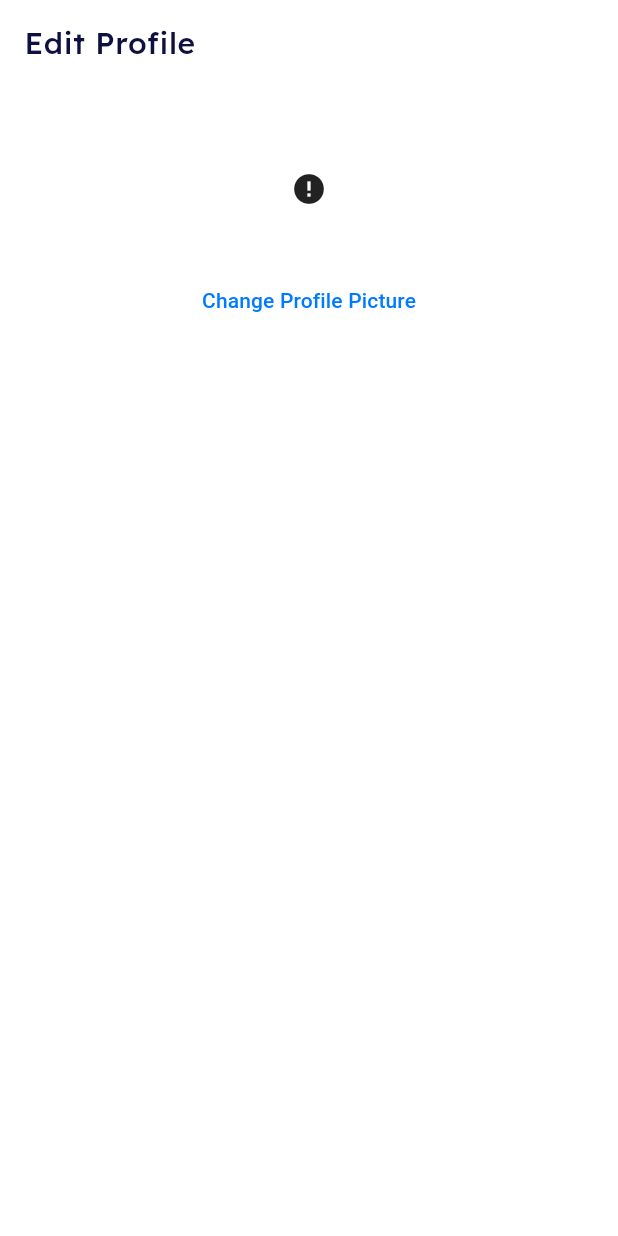
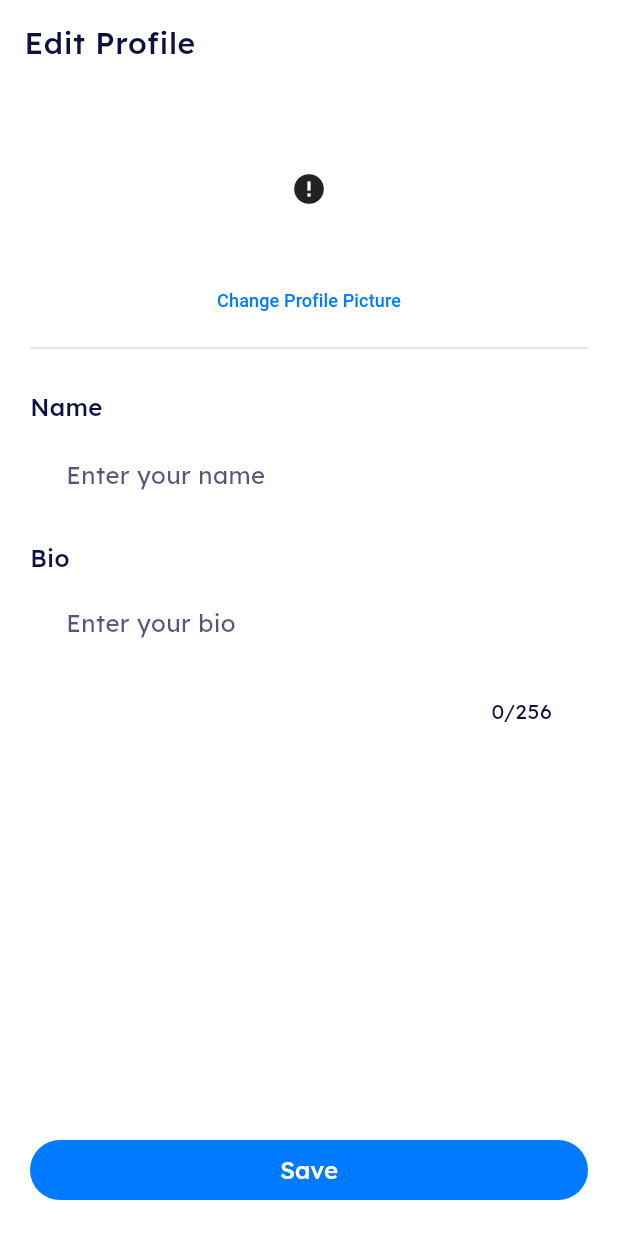
Before and after one commit to esam12/Social-Network-App, a Flutter app: the EditProfilePage screen opened by its route, on a phone screen of 412 x 824 dp. Run offline on Flutter 3.47's test engine with Material 3 defaults, Android fonts, the phone set to English and light mode, and no system bars; drawn by our look-alikes of cached_network_image; our stand-ins replace dio, equatable, firebase_auth, firebase_core, flutter_bloc, flutter_svg and 6 more; accounts and stored records are empty; network calls fail.

Commit message:
feat: implement user profile editing functionality
- Added updateUser method to UserRemoteDatasource
- Implemented updateUser in UserRepository
- Added UpdateUserEvent and handler in UserBloc
- Created DefaultTextFormField widget
- Enhanced EditProfilePage with form fields and save functionality
- Added toJson and copyWith methods to UserEntity
- Updated API base URL

```diff
--- a/lib/core/api/api_config.dart
+++ b/lib/core/api/api_config.dart
@@ -1,3 +1,3 @@
 class ApiConfig {
-  static const String baseUrl = 'http://192.168.1.179:3000/api/v1';
+  static const String baseUrl = 'http://192.168.1.108:3000/api/v1';
 }
--- /dev/null
+++ b/lib/core/common/widgets/default_text_form_field.dart
@@ -0,0 +1,60 @@
+import 'package:flutter/material.dart';
+
+class DefaultTextFormField extends StatelessWidget {
+  final TextEditingController? controller;
+  final String? hintText;
+  final String? prefixText;
+  final String? initialValue;
+  final TextInputType? keyboardType;
+  final Function(String)? onChanged;
+  final Widget? prefixIcon;
+  final int? maxLines;
+  final int? maxLength;
+  final int? minLines;
+
+  const DefaultTextFormField({
+    super.key,
+    this.controller,
+    this.hintText,
+    this.prefixText,
+    this.initialValue,
+    this.keyboardType,
+    this.onChanged,
+    this.prefixIcon,
+    this.maxLines,
+    this.maxLength,
+    this.minLines,
+  });
+
+  @override
+  Widget build(BuildContext context) {
+    return TextFormField(
+      controller: controller,
+      initialValue: initialValue,
+      keyboardType: keyboardType,
+      maxLines: maxLines,
+      minLines: minLines,
+      maxLength: maxLength,
+      style: Theme.of(context).textTheme.bodyMedium,
+      decoration: InputDecoration(
+        filled: true,
+        fillColor: Theme.of(context).colorScheme.surface,
+        prefixText: prefixText,
+        prefixIcon: prefixIcon,
+        hintText: hintText,
+        hintStyle: Theme.of(context).textTheme.bodyMedium?.copyWith(
+          color: Theme.of(context).colorScheme.onSurface.withValues(alpha: .7),
+        ),
+        counterStyle: Theme.of(context).textTheme.bodySmall?.copyWith(
+          color: Theme.of(context).colorScheme.onSurface,
+        ),
+        contentPadding: EdgeInsets.symmetric(horizontal: 20, vertical: 10),
+        border: OutlineInputBorder(
+          borderRadius: BorderRadius.circular(10),
+          borderSide: BorderSide.none,
+        ),
+      ),
+      onChanged: onChanged,
+    );
+  }
+}
--- a/lib/features/auth/data/datasource/user_remote_datasource.dart
+++ b/lib/features/auth/data/datasource/user_remote_datasource.dart
@@ -7,11 +7,15 @@ class UserRemoteDatasource {
   UserRemoteDatasource({required this.dio});
 
   Future<UserEntity> getUser() async {
-
-    final response = await dio.get(
-      '/user',
-
-    );
+    final response = await dio.get('/user');
     return UserEntity.fromJson(response.data);
   }
+
+  Future<void> updateUser(UserEntity user) async {
+    print("Sending update request: ${user.toJson()}");
+    final res = await dio.put('/user-profile', data: user.toJson());
+    print("Response status: ${res.statusCode}");
+    print("Response data: ${res.data}");
+    return;
+  }
 }
--- a/lib/features/auth/data/repository/user_repository_imp.dart
+++ b/lib/features/auth/data/repository/user_repository_imp.dart
@@ -19,4 +19,15 @@ class UserRepositoryImp implements UserRepository {
       return Left(UserFailure(message: e.toString()));
     }
   }
+
+  @override
+  Future<Either<Failure, void>> updateUser(UserEntity user) async {
+    try {
+      return Right(await userRemoteDatasource.updateUser(user));
+    } on DioException catch (e) {
+      return Left(UserFailure(message: e.response?.data['message'] ?? ''));
+    } catch (e) {
+      return Left(UserFailure(message: e.toString()));
+    }
+  }
 }
--- a/lib/features/auth/domain/entity/user_entity.dart
+++ b/lib/features/auth/domain/entity/user_entity.dart
@@ -24,4 +24,28 @@ class UserEntity extends Equatable {
 
   @override
   List<Object?> get props => [id, name, email, avatar, bio];
+
+   Map<String, dynamic> toJson() {
+    return {
+      'name': name,
+      'picture': avatar,
+      'bio': bio,
+    };
+  }
+
+  UserEntity copyWith({
+    String? id,
+    String? name,
+    String? email,
+    String? avatar,
+    String? bio,
+  }) {
+    return UserEntity(
+      id: id ?? this.id,
+      name: name ?? this.name,
+      email: email ?? this.email,
+      avatar: avatar ?? this.avatar,
+      bio: bio ?? this.bio,
+    );
+  }
 }
--- a/lib/features/auth/domain/repository/user_repository.dart
+++ b/lib/features/auth/domain/repository/user_repository.dart
@@ -4,4 +4,5 @@ import 'package:social_network_app/features/auth/domain/entity/user_entity.dart'
 
 abstract class UserRepository {
   Future<Either<Failure, UserEntity>> getUser();
+  Future<Either<Failure, void>> updateUser(UserEntity user);
 }
--- a/lib/features/auth/presentation/manager/user_bloc/user_bloc.dart
+++ b/lib/features/auth/presentation/manager/user_bloc/user_bloc.dart
@@ -13,6 +13,7 @@ class UserBloc extends Bloc<UserEvent, UserState> {
     on<SignInWithGoogleEvent>(onSignInWithGoogleEvent);
     on<GetUserEvent>(onGetUserEvent);
     on<SignOutEvent>(onSignOutEvent);
+    on<UpdateUserEvent>(onUpdateUserEvent);
   }
 
   Future<void> onSignInWithGoogleEvent(
@@ -51,7 +52,7 @@ class UserBloc extends Bloc<UserEvent, UserState> {
       (failure) {
         emit(
           state.copyWith(
-            userStatus: UserStatus.error,
+            userStatus: UserStatus.logout,
             errorMessage: failure.message,
           ),
         );
@@ -89,4 +90,25 @@ class UserBloc extends Bloc<UserEvent, UserState> {
     );
     emit(state.copyWith(userStatus: UserStatus.logout));
   }
+
+  Future<void> onUpdateUserEvent(
+    UpdateUserEvent event,
+    Emitter<UserState> emit,
+  ) async {
+    emit(state.copyWith(userStatus: UserStatus.loading));
+    final result = await userRepository.updateUser(event.userEntity);
+    result.fold(
+      (failure) {
+        emit(
+          state.copyWith(
+            userStatus: UserStatus.error,
+            errorMessage: failure.message,
+          ),
+        );
+      },
+      (userEntity) {
+        add(GetUserEvent());
+      },
+    );
+  }
 }
--- a/lib/features/auth/presentation/manager/user_bloc/user_event.dart
+++ b/lib/features/auth/presentation/manager/user_bloc/user_event.dart
@@ -1,3 +1,5 @@
+import 'package:social_network_app/features/auth/domain/entity/user_entity.dart';
+
 abstract class UserEvent {
 }
 
@@ -6,3 +8,8 @@ class SignInWithGoogleEvent extends UserEvent {}
 class GetUserEvent extends UserEvent {}
 
 class SignOutEvent extends UserEvent {}
+
+class UpdateUserEvent extends UserEvent {
+  final UserEntity userEntity;
+  UpdateUserEvent({required this.userEntity});
+}
--- a/lib/features/profile/presentation/page/edit_profile_page.dart
+++ b/lib/features/profile/presentation/page/edit_profile_page.dart
@@ -1,15 +1,35 @@
 import 'package:flutter/material.dart';
 import 'package:flutter_bloc/flutter_bloc.dart';
 import 'package:social_network_app/core/common/widgets/circular_image.dart';
+import 'package:social_network_app/core/common/widgets/default_button.dart';
+import 'package:social_network_app/core/common/widgets/default_text_form_field.dart';
+import 'package:social_network_app/core/theme/app_colors.dart';
 import 'package:social_network_app/core/theme/app_images.dart';
 import 'package:social_network_app/features/auth/presentation/manager/user_bloc/user_bloc.dart';
+import 'package:social_network_app/features/auth/presentation/manager/user_bloc/user_event.dart';
 import 'package:social_network_app/features/auth/presentation/manager/user_bloc/user_state.dart';
 import 'package:social_network_app/features/profile/presentation/manager/cubit/image_picker_cubit.dart';
 
-class EditProfilePage extends StatelessWidget {
+class EditProfilePage extends StatefulWidget {
   const EditProfilePage({super.key});
 
   static const routeName = '/edit-profile';
+
+  @override
+  State<EditProfilePage> createState() => _EditProfilePageState();
+}
+
+class _EditProfilePageState extends State<EditProfilePage> {
+  final TextEditingController _nameController = TextEditingController();
+  final TextEditingController _bioController = TextEditingController();
+
+  @override
+  void initState() {
+    super.initState();
+    var user = context.read<UserBloc>().state.userEntity;
+    _nameController.text = user?.name ?? '';
+    _bioController.text = user?.bio ?? '';
+  }
 
   @override
   Widget build(BuildContext context) {
@@ -27,23 +47,23 @@ class EditProfilePage extends StatelessWidget {
         ),
         body: BlocBuilder<UserBloc, UserState>(
           builder: (context, state) {
-            return Padding(
+            return SafeArea(
+              child: Padding(
                 padding: const EdgeInsets.all(20.0),
                 child: Column(
+                  crossAxisAlignment: CrossAxisAlignment.start,
                   children: [
                     SizedBox(
                       width: double.infinity,
                       child: BlocBuilder<ImagePickerCubit, ImagePickerState>(
                         builder: (context, imageState) {
-
                           final pickedImagePath = imageState is ImagePicked
                               ? imageState.imageFile.path
                               : state.userEntity?.avatar ?? SImages.user;
 
-                        print(pickedImagePath);
-
                           final isNetworkImage = imageState is! ImagePicked;
                           return Column(
+                            crossAxisAlignment: CrossAxisAlignment.center,
                             children: [
                               SCircularImage(
                                 image: pickedImagePath,
@@ -55,17 +75,64 @@ class EditProfilePage extends StatelessWidget {
                               ),
                               TextButton(
                                 onPressed: () {
-                                print('Change Profile Picture');
                                   context.read<ImagePickerCubit>().pickImage();
                                 },
-                              child: const Text('Change Profile Picture'),
+                                child: const Text(
+                                  'Change Profile Picture',
+                                  style: TextStyle(fontSize: 12),
                                 ),
+                              ),
+                              Divider(color: AppColors.grey),
+                              SizedBox(height: 20),
                             ],
                           );
                         },
                       ),
                     ),
+                    Text(
+                      'Name',
+                      style: Theme.of(context).textTheme.bodyMedium?.copyWith(
+                        fontWeight: FontWeight.w500,
+                        fontSize: 16,
+                      ),
+                    ),
+                    SizedBox(height: 10),
+                    DefaultTextFormField(
+                      hintText: 'Enter your name',
+                      controller: _nameController,
+                    ),
+                    SizedBox(height: 20),
+                    Text(
+                      'Bio',
+                      style: Theme.of(context).textTheme.bodyMedium?.copyWith(
+                        fontWeight: FontWeight.w500,
+                        fontSize: 16,
+                      ),
+                    ),
+                    SizedBox(height: 10),
+                    DefaultTextFormField(
+                      hintText: 'Enter your bio',
+                      controller: _bioController,
+                      minLines: 2,
+                      maxLines: 6,
+                      maxLength: 256,
+                    ),
+                    Spacer(),
+                    DefaultButton(
+                      title: 'Save',
+                      onPressed: () {
+                        context.read<UserBloc>().add(
+                          UpdateUserEvent(
+                            userEntity: state.userEntity!.copyWith(
+                              name: _nameController.text,
+                              bio: _bioController.text,
+                            ),
+                          ),
+                        );
+                      },
+                    ),
                   ],
+                ),
               ),
             );
           },
```
Lines whose indentation alone changed are shown as unchanged.
